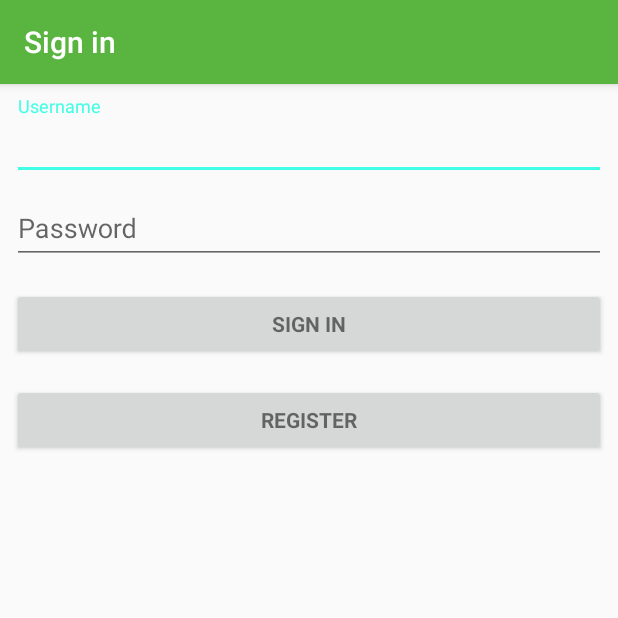
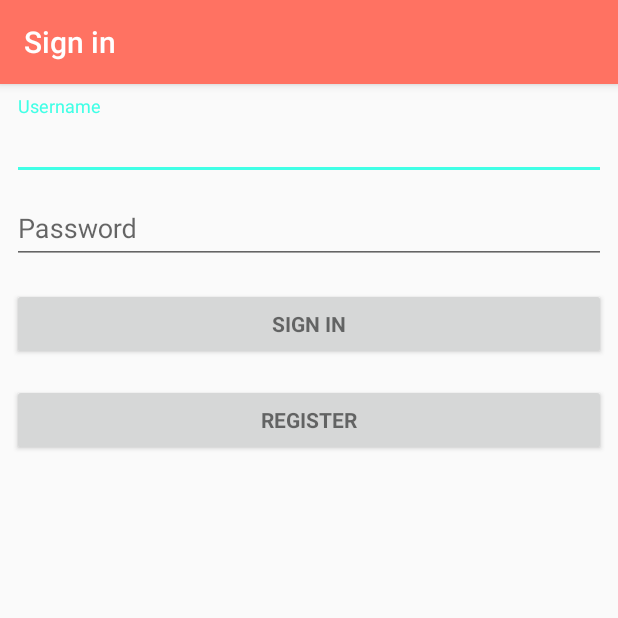
Before and after one commit to App-athy/Blip, an Android app: the screen it shows after launch (LoginActivity), on a phone screen of 412 x 824 dp, the top half of it. Run offline under Robolectric (Android 15) with nearby library versions, the phone set to English and light mode, and no system bars; our stand-ins replace Dagger/Hilt's generated code; libraries missing offline, so code that uses them is left out: com.google.maps.android, com.parse, com.parse.interceptors, rx.android.schedulers, rx.schedulers and 1 more; 5 statements that could not run were skipped.

Commit message:
new blip view

```diff
--- a/app/src/main/java/com/codepath/blip/MainActivity.java
+++ b/app/src/main/java/com/codepath/blip/MainActivity.java
@@ -22,6 +22,7 @@ import android.widget.Toast;
 
 import com.codepath.blip.clients.BackendClient;
 import com.codepath.blip.fragments.BlipListFragment;
+import com.codepath.blip.fragments.UserBlipFragment;
 import com.codepath.blip.models.Blip;
 import com.google.android.gms.common.ConnectionResult;
 import com.google.android.gms.common.api.GoogleApiClient;
@@ -375,7 +376,8 @@ public class MainActivity extends AppCompatActivity implements
     }
 
     public void onProfileView(MenuItem mi) {
-        Intent i = new Intent(this, ProfileActivity.class);
-        startActivity(i);
+        FragmentManager fm = getSupportFragmentManager();
+        UserBlipFragment blipListDialogFragment = UserBlipFragment.newInstance();
+        blipListDialogFragment.show(fm, "fragment_blip_list");
     }
 }
--- a/app/src/main/res/layout/activity_main.xml
+++ b/app/src/main/res/layout/activity_main.xml
@@ -32,8 +32,8 @@
         android:layout_height="wrap_content"
         android:layout_gravity="bottom|end"
         android:layout_margin="16dp"
-        android:background="@color/colorPrimary"
-        app:backgroundTint="@color/colorPrimary"
+        android:background="@color/mint"
+        app:backgroundTint="@color/mint"
         android:src="@android:drawable/ic_menu_edit"/>
 </fragment>
 
--- a/app/src/main/res/menu/menu_main.xml
+++ b/app/src/main/res/menu/menu_main.xml
@@ -7,7 +7,7 @@
     <item
         android:id="@+id/miProfile"
         app:showAsAction="ifRoom"
-        android:icon="@drawable/ic_blip2"
+        android:icon="@drawable/ic_profile"
         android:title="Profile"
         android:onClick="onProfileView"
         ></item>
--- a/app/src/main/res/values/styles.xml
+++ b/app/src/main/res/values/styles.xml
@@ -3,8 +3,8 @@
     <!-- Base application theme. -->
     <style name="AppTheme" parent="Theme.AppCompat.Light.DarkActionBar">
         <!-- Customize your theme here. -->
-        <item name="colorPrimary">@color/colorPrimary</item>
-        <item name="colorPrimaryDark">@color/colorPrimaryDark</item>
+        <item name="colorPrimary">@color/coral</item>
+        <item name="colorPrimaryDark">@color/mint</item>
         <item name="colorAccent">@color/colorAccent</item>
     </style>
 
```
Also changed, not shown: app/src/main/java/com/codepath/blip/ProfileActivity.java (+5 -3 lines), app/src/main/java/com/codepath/blip/fragments/UserBlipFragment.java (+7 -0 lines), app/src/main/res/drawable-hdpi/ic_profile.png (added), app/src/main/res/drawable-mdpi/ic_profile.png (added), app/src/main/res/drawable-xhdpi/ic_profile.png (added), app/src/main/res/drawable-xxhdpi/ic_profile.png (added).
